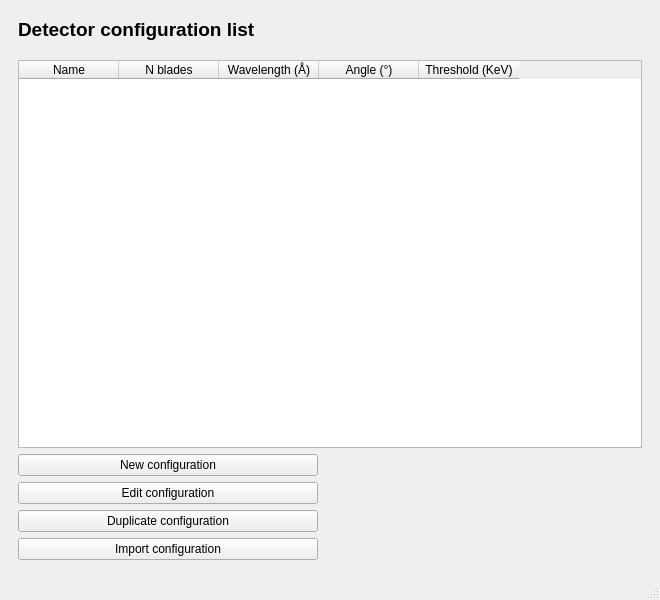
Above: efficiencyCalculator/efficiencyMainwindow2.ui from ess-dg/dg_efficiencyCalculator before the change. Below: the same form after it.
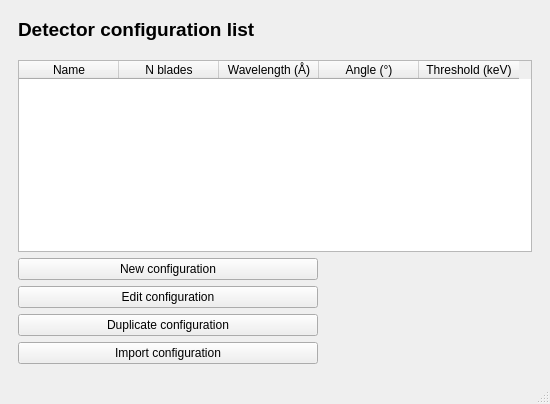
That is the form after the change.

Commit message: fixed ui labels and added warning message for polichrimatic...

```diff
--- a/efficiencyCalculator/efficiencyMainwindow2.ui
+++ b/efficiencyCalculator/efficiencyMainwindow2.ui
@@ -2,18 +2,10 @@
 <ui version="4.0">
  <class>MainWindow</class>
  <widget class="QMainWindow" name="MainWindow">
-  <property name="geometry">
-   <rect>
-    <x>0</x>
-    <y>0</y>
-    <width>660</width>
-    <height>600</height>
-   </rect>
-  </property>
   <property name="minimumSize">
    <size>
-    <width>660</width>
-    <height>600</height>
+    <width>550</width>
+    <height>400</height>
    </size>
   </property>
   <property name="windowTitle">
@@ -75,7 +67,7 @@
            </column>
            <column>
             <property name="text">
-             <string>Threshold (KeV)</string>
+             <string>Threshold (keV)</string>
             </property>
            </column>
           </widget>
```
Left out of the diff: 2 changed lines with no effect on the pictures. The commit also changes 2 other files.
